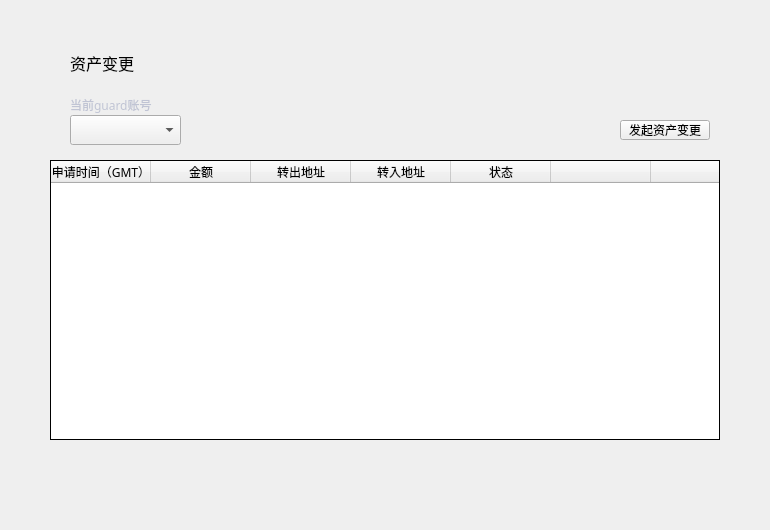
Old version of the form LNKWallet/guard/ColdHotTransferPage.ui in the repository HcashOrg/hx-indicator.
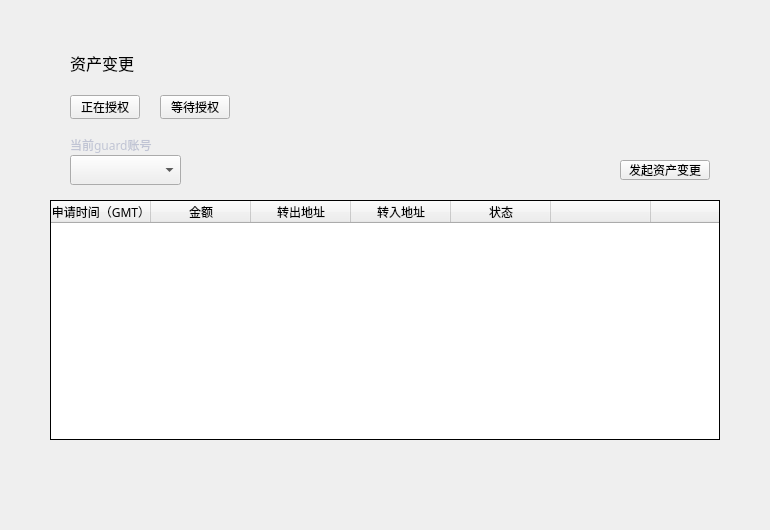
New version of the form.

Commit message: coldhottransfer add type choice

What changed in the file:
```diff
--- a/LNKWallet/guard/ColdHotTransferPage.ui
+++ b/LNKWallet/guard/ColdHotTransferPage.ui
@@ -17,9 +17,9 @@
    <property name="geometry">
     <rect>
      <x>50</x>
-     <y>160</y>
+     <y>200</y>
      <width>670</width>
-     <height>280</height>
+     <height>240</height>
     </rect>
    </property>
    <property name="cursor" stdset="0">
@@ -159,7 +159,7 @@
    <property name="geometry">
     <rect>
      <x>70</x>
-     <y>115</y>
+     <y>155</y>
      <width>111</width>
      <height>30</height>
     </rect>
@@ -182,7 +182,7 @@
    <property name="geometry">
     <rect>
      <x>70</x>
-     <y>95</y>
+     <y>135</y>
      <width>100</width>
      <height>20</height>
     </rect>
@@ -206,7 +206,7 @@
    <property name="geometry">
     <rect>
      <x>620</x>
-     <y>120</y>
+     <y>160</y>
      <width>90</width>
      <height>20</height>
     </rect>
@@ -257,6 +257,44 @@
     <string>资产变更</string>
    </property>
   </widget>
+  <widget class="QToolButton" name="typeCurrentBtn">
+   <property name="geometry">
+    <rect>
+     <x>70</x>
+     <y>95</y>
+     <width>70</width>
+     <height>24</height>
+    </rect>
+   </property>
+   <property name="cursor">
+    <cursorShape>PointingHandCursor</cursorShape>
+   </property>
+   <property name="styleSheet">
+    <string notr="true"/>
+   </property>
+   <property name="text">
+    <string>正在授权</string>
+   </property>
+  </widget>
+  <widget class="QToolButton" name="typeWaitingBtn">
+   <property name="geometry">
+    <rect>
+     <x>160</x>
+     <y>95</y>
+     <width>70</width>
+     <height>24</height>
+    </rect>
+   </property>
+   <property name="cursor">
+    <cursorShape>PointingHandCursor</cursorShape>
+   </property>
+   <property name="styleSheet">
+    <string notr="true"/>
+   </property>
+   <property name="text">
+    <string>等待授权</string>
+   </property>
+  </widget>
  </widget>
  <resources/>
  <connections/>
```
The commit also changes 7 other files.
